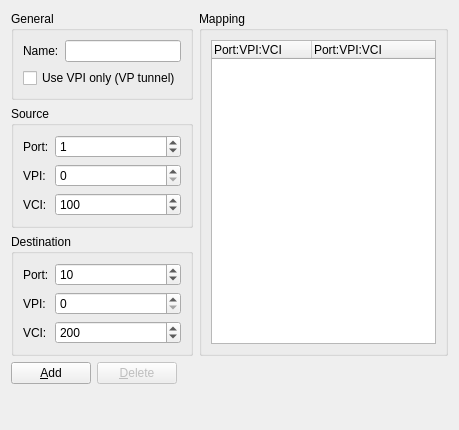
GNS3/gns3-gui, file gns3/modules/builtin/ui/atm_switch_configuration_page.ui: the form before one commit.
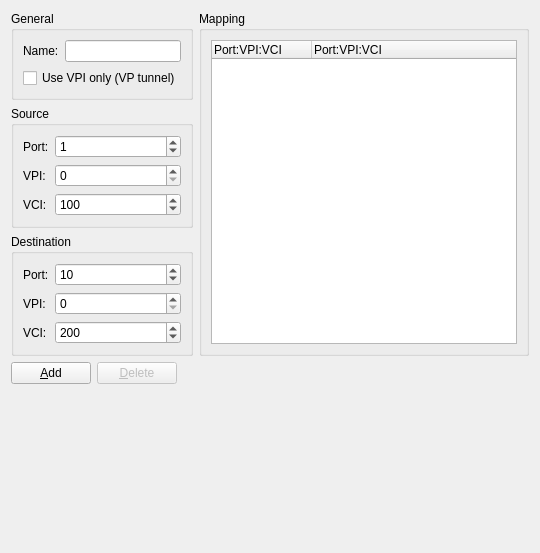
The form after the commit.

```diff
--- a/gns3/modules/builtin/ui/atm_switch_configuration_page.ui
+++ b/gns3/modules/builtin/ui/atm_switch_configuration_page.ui
@@ -6,8 +6,8 @@
    <rect>
     <x>0</x>
     <y>0</y>
-    <width>459</width>
-    <height>430</height>
+    <width>540</width>
+    <height>553</height>
    </rect>
   </property>
   <property name="windowTitle">
```
Left out of the diff: 3 changed lines with no effect on the pictures.
